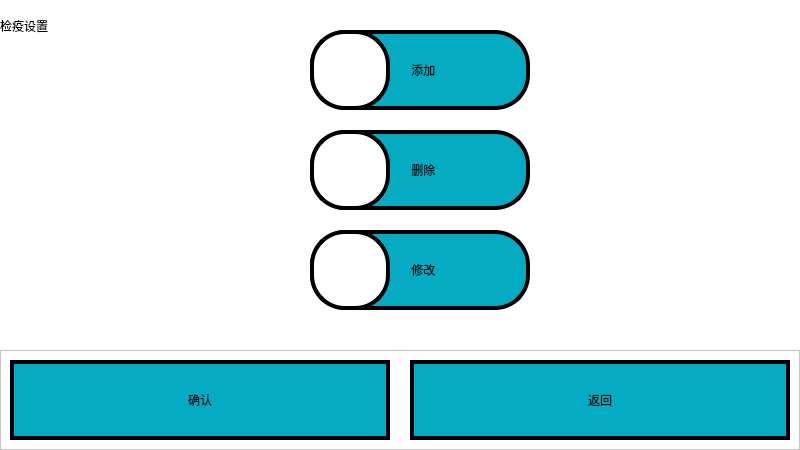
Above: gui/edit.ui from mysondrink/qt0922 before the change. Below: the same form after it.
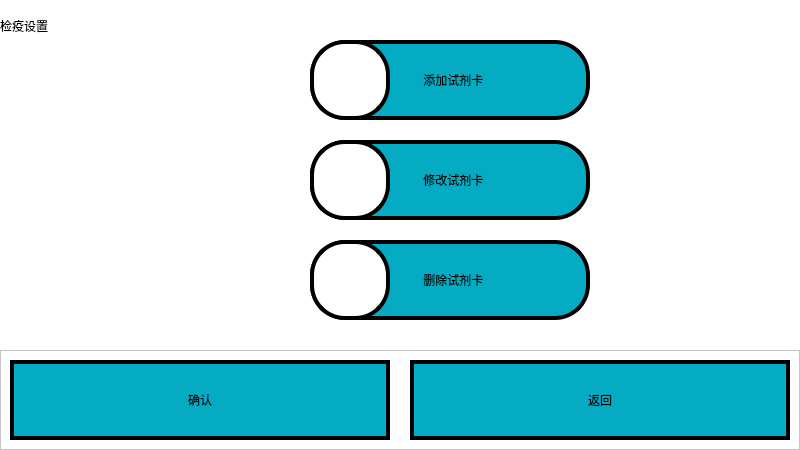
That is the form after the change. The open tabs and pages were chosen to show the change.

```diff
--- a/gui/edit.ui
+++ b/gui/edit.ui
@@ -36,7 +36,7 @@
      <property name="geometry">
       <rect>
        <x>310</x>
-       <y>130</y>
+       <y>240</y>
        <width>80</width>
        <height>80</height>
       </rect>
@@ -57,8 +57,8 @@
      <property name="geometry">
       <rect>
        <x>310</x>
-       <y>30</y>
-       <width>220</width>
+       <y>40</y>
+       <width>280</width>
        <height>80</height>
       </rect>
      </property>
@@ -76,15 +76,15 @@
 </string>
      </property>
      <property name="text">
-      <string>  添加</string>
+      <string>  添加试剂卡</string>
      </property>
     </widget>
     <widget class="QPushButton" name="btnModify">
      <property name="geometry">
       <rect>
        <x>310</x>
-       <y>230</y>
-       <width>220</width>
+       <y>140</y>
+       <width>280</width>
        <height>80</height>
       </rect>
      </property>
@@ -102,7 +102,7 @@
 </string>
      </property>
      <property name="text">
-      <string>  修改</string>
+      <string>  修改试剂卡</string>
      </property>
     </widget>
     <widget class="QLabel" name="label">
@@ -125,7 +125,7 @@
      <property name="geometry">
       <rect>
        <x>310</x>
-       <y>30</y>
+       <y>40</y>
        <width>80</width>
        <height>80</height>
       </rect>
@@ -146,8 +146,8 @@
      <property name="geometry">
       <rect>
        <x>310</x>
-       <y>130</y>
-       <width>220</width>
+       <y>240</y>
+       <width>280</width>
        <height>80</height>
       </rect>
      </property>
@@ -165,14 +165,14 @@
 </string>
      </property>
      <property name="text">
-      <string>  删除</string>
+      <string>  删除试剂卡</string>
      </property>
     </widget>
     <widget class="QLabel" name="edit_icon_label">
      <property name="geometry">
       <rect>
        <x>310</x>
-       <y>230</y>
+       <y>140</y>
        <width>80</width>
        <height>80</height>
       </rect>
```
Left out of the diff: 18 changed lines with no effect on the pictures.
